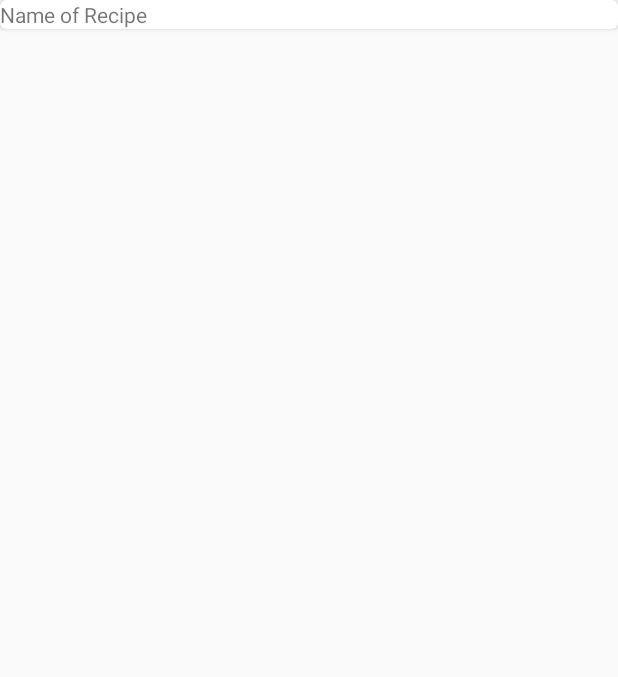
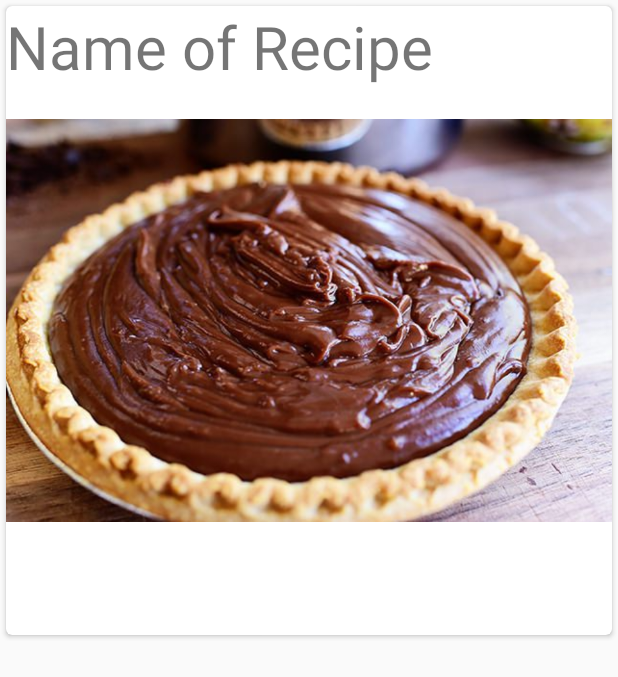
Before and after one commit to TinNova/BakingApp, an Android app: the layout recipes_list_item.xml on its own in the app's theme, with its tools: preview values and no code run, on a phone screen of 412 x 824 dp. Shown: the top 677 px of the screen. Run offline under Robolectric (Android 15) with nearby library versions, the phone set to English and light mode, and no system bars; plain views replace LinearLayout.

```diff
--- a/app/build.gradle
+++ b/app/build.gradle
@@ -42,6 +42,7 @@ dependencies {
     annotationProcessor 'org.parceler:parceler:1.1.9'
     //SnakeBar Dependency
     compile 'com.android.support:design:26.1.0'
-
+    //Picasso Dependency
+    compile 'com.squareup.picasso:picasso:2.5.2'
 
 }
--- a/app/src/main/java/com/example/tin/bakingapp/Models/TheIngredients.java
+++ b/app/src/main/java/com/example/tin/bakingapp/Models/TheIngredients.java
@@ -5,7 +5,6 @@ import org.parceler.Parcel;
 /**
  * Created by Tin on 18/11/2017.
  */
-@Parcel
 public class TheIngredients {
 
     private int quantity;
--- a/app/src/main/java/com/example/tin/bakingapp/Models/TheSteps.java
+++ b/app/src/main/java/com/example/tin/bakingapp/Models/TheSteps.java
@@ -5,7 +5,6 @@ import org.parceler.Parcel;
 /**
  * Created by Tin on 18/11/2017.
  */
-@Parcel
 public class TheSteps {
 
     private int id;
--- a/app/src/main/res/layout/activity_main.xml
+++ b/app/src/main/res/layout/activity_main.xml
@@ -1,6 +1,5 @@
 <?xml version="1.0" encoding="utf-8"?>
 <android.support.constraint.ConstraintLayout xmlns:android="http://schemas.android.com/apk/res/android"
-    xmlns:app="http://schemas.android.com/apk/res-auto"
     xmlns:tools="http://schemas.android.com/tools"
     android:layout_width="match_parent"
     android:layout_height="match_parent"
--- a/app/src/main/res/layout/recipes_list_item.xml
+++ b/app/src/main/res/layout/recipes_list_item.xml
@@ -1,33 +1,34 @@
 <?xml version="1.0" encoding="utf-8"?>
-<android.support.constraint.LinearLayout xmlns:android="http://schemas.android.com/apk/res/android"
+<LinearLayout xmlns:android="http://schemas.android.com/apk/res/android"
+    xmlns:tools="http://schemas.android.com/tools"
     android:layout_width="match_parent"
-    android:layout_height="match_parent"
-    xmlns:tools="http://schemas.android.com/tools"
+    android:layout_height="wrap_content"
     android:orientation="vertical">
 
-    <android.support.v7.widget.CardView
-        xmlns:card_view="http://schemas.android.com/apk/res-auto"
+    <android.support.v7.widget.CardView xmlns:card_view="http://schemas.android.com/apk/res-auto"
         android:id="@+id/card_view"
-        android:layout_gravity="center"
         android:layout_width="match_parent"
         android:layout_height="wrap_content"
+        android:layout_gravity="center"
+        android:layout_margin="4dp"
         card_view:cardCornerRadius="4dp">
 
         <ImageView
             android:id="@+id/recipe_thumbNail"
             android:layout_width="match_parent"
-            android:layout_height="wrap_content" />
+            android:layout_height="wrap_content"
+            android:src="@drawable/pie"/>
 
 
         <TextView
             android:id="@+id/recipe_title"
             android:layout_width="match_parent"
-            android:layout_height="match_parent"
+            android:layout_height="wrap_content"
+            android:textSize="40sp"
             tools:text="Name of Recipe" />
 
 
     </android.support.v7.widget.CardView>
 
 
-
-</android.support.constraint.LinearLayout>
+</LinearLayout>
```
Also changed, not shown: app/src/main/java/com/example/tin/bakingapp/Adapters/TheRecipeAdapter.java (+18 -17 lines), app/src/main/java/com/example/tin/bakingapp/MainActivity.java (+21 -11 lines), app/src/main/java/com/example/tin/bakingapp/NetworkUtils/NetworkAsyncTask.java (+3 -4 lines), app/src/main/res/drawable/pie.jpg (added).
